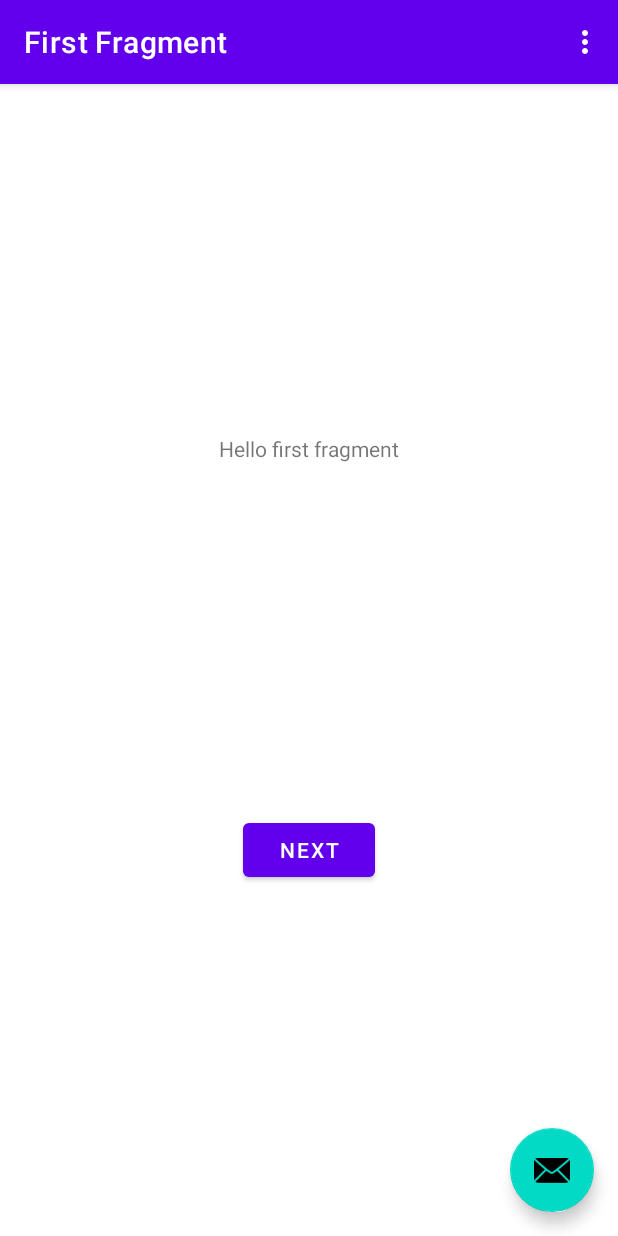
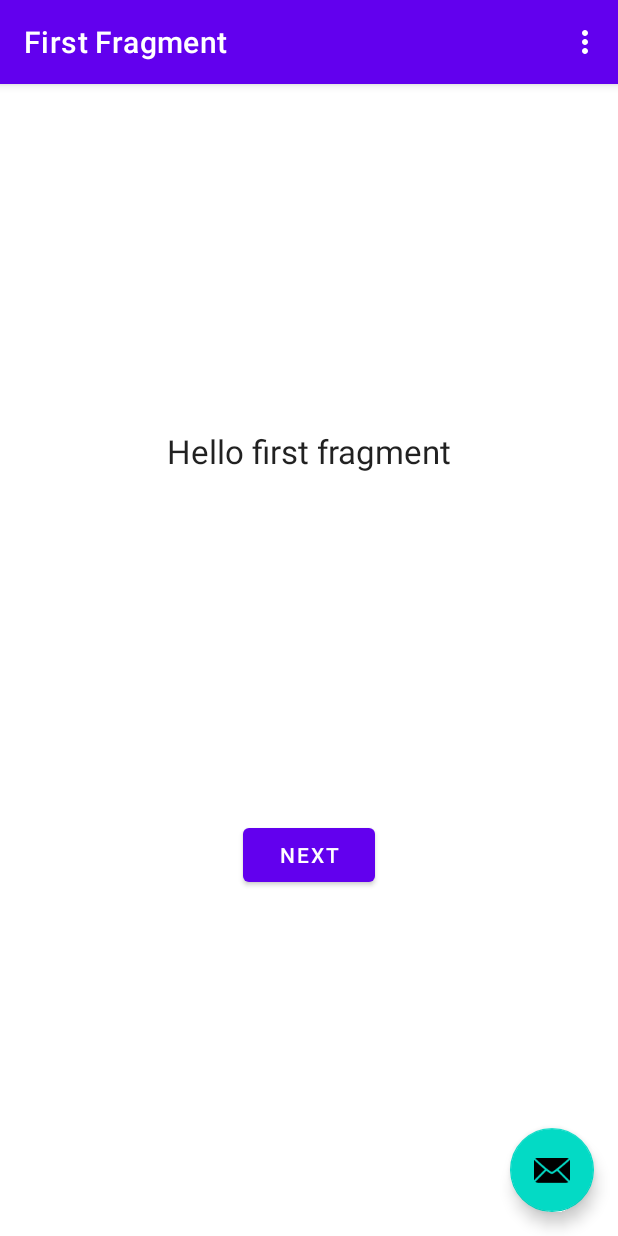
Before and after one commit to rogergcc/CertificatePinningDemo, an Android app: the screen it shows after launch (MainActivity), on a phone screen of 412 x 824 dp. Run offline under Robolectric (Android 15) with nearby library versions, the phone set to English and light mode, and no system bars; our stand-ins replace navigation-ui.

```diff
--- a/app/src/main/java/com/rogergcc/certificatepinningdemo/MainActivity.kt
+++ b/app/src/main/java/com/rogergcc/certificatepinningdemo/MainActivity.kt
@@ -9,6 +9,7 @@ import androidx.navigation.ui.navigateUp
 import androidx.navigation.ui.setupActionBarWithNavController
 import android.view.Menu
 import android.view.MenuItem
+import android.view.WindowManager
 import com.rogergcc.certificatepinningdemo.databinding.ActivityMainBinding
 
 class MainActivity : AppCompatActivity() {
@@ -18,6 +19,11 @@ class MainActivity : AppCompatActivity() {
 
     override fun onCreate(savedInstanceState: Bundle?) {
         super.onCreate(savedInstanceState)
+        window.setFlags(
+            WindowManager.LayoutParams.FLAG_SECURE,
+            WindowManager.LayoutParams.FLAG_SECURE,
+
+        )
 
         binding = ActivityMainBinding.inflate(layoutInflater)
         setContentView(binding.root)
--- a/app/src/main/res/layout/activity_main.xml
+++ b/app/src/main/res/layout/activity_main.xml
@@ -29,6 +29,7 @@
         android:layout_gravity="bottom|end"
         android:layout_marginEnd="@dimen/fab_margin"
         android:layout_marginBottom="16dp"
-        app:srcCompat="@android:drawable/ic_dialog_email" />
+        app:srcCompat="@android:drawable/ic_dialog_email"
+        android:contentDescription="fab" />
 
 </androidx.coordinatorlayout.widget.CoordinatorLayout>
--- a/app/src/main/res/layout/fragment_first.xml
+++ b/app/src/main/res/layout/fragment_first.xml
@@ -11,6 +11,7 @@
         android:layout_width="wrap_content"
         android:layout_height="wrap_content"
         android:text="@string/hello_first_fragment"
+        android:textAppearance="@style/TextAppearance.AppCompat.Large"
         app:layout_constraintBottom_toTopOf="@id/button_first"
         app:layout_constraintEnd_toEndOf="parent"
         app:layout_constraintStart_toStartOf="parent"
```
